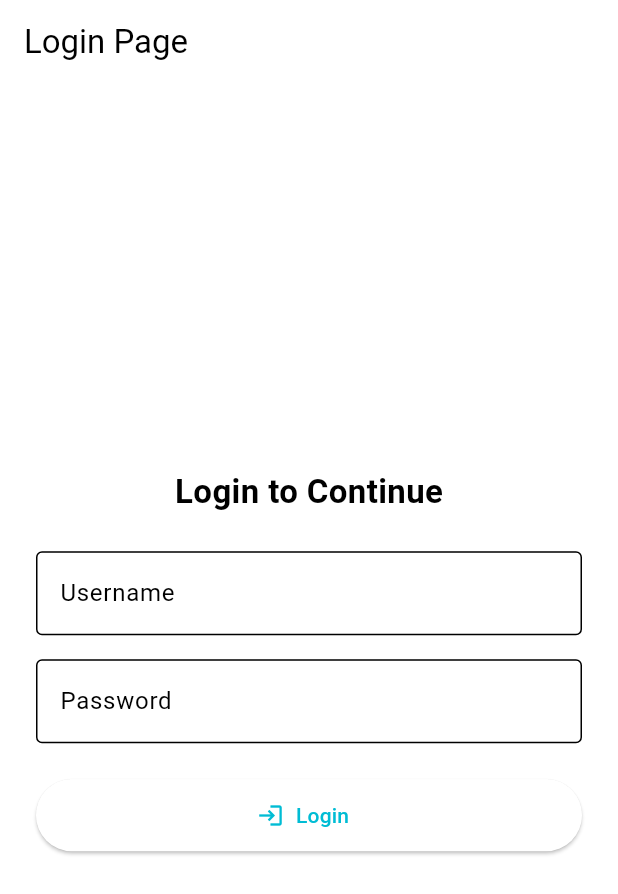
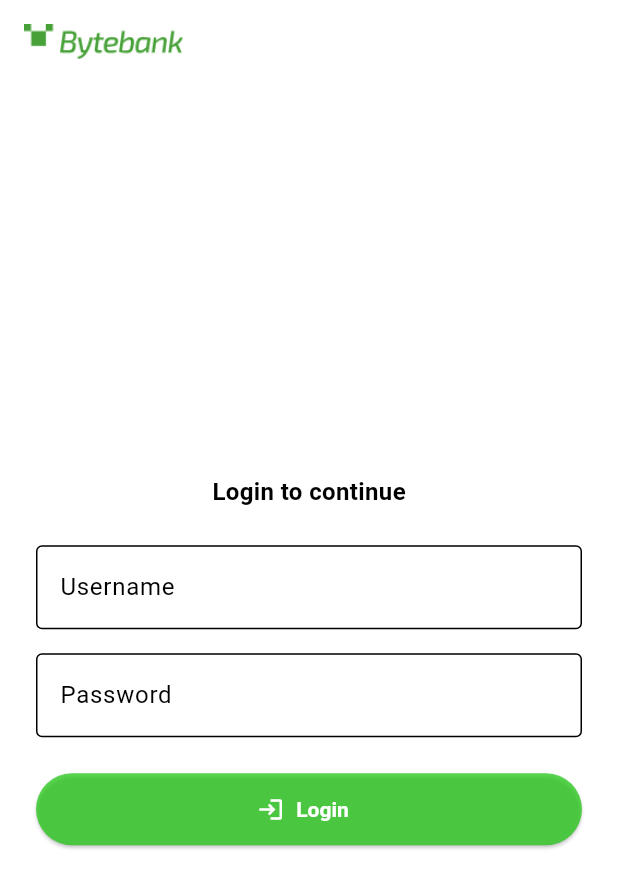
Before and after one commit to 4FRNT-Pos-Tech-Grupo-01/bytebank-app, a Flutter app: the screen it shows after launch, on a phone screen of 412 x 824 dp. Shown: the top 894 px of the screen. Run offline on Flutter 3.47's test engine with Material 3 defaults, Android fonts, the phone set to English and light mode, and no system bars; our stand-ins replace animated_splash_screen, lottie.

Commit message:
feat: Implements login page

```diff
--- a/lib/home.dart
+++ b/lib/home.dart
@@ -52,12 +52,16 @@ class _HomePageState extends State<MyHomePage> {
   @override
   Widget build(BuildContext context) {
     return Scaffold(
-      appBar: AppBar(
-        title: Text(_isLoggedIn ? 'Welcome Home' : 'Login Page'),
-      ),
-      body: Center(
-        child: _isLoggedIn ? _buildHomeView() : _buildLoginForm(),
-      ),
+      appBar: !_isLoggedIn
+          ? AppBar(
+              title: Image.asset('assets/images/logo.png', height: 24),
+            )
+          : null,
+      body: _isLoggedIn
+          ? _buildHomeView()
+          : Center(
+              child: _buildLoginForm(),
+            ),
     );
   }
 
@@ -69,8 +73,8 @@ class _HomePageState extends State<MyHomePage> {
         mainAxisAlignment: MainAxisAlignment.center,
         children: [
           const Text(
-            'Login to Continue',
-            style: TextStyle(fontSize: 22, fontWeight: FontWeight.bold),
+            'Login to continue',
+            style: TextStyle(fontSize: 16, fontWeight: FontWeight.bold),
           ),
           const SizedBox(height: 24),
           TextField(
@@ -78,7 +82,15 @@ class _HomePageState extends State<MyHomePage> {
             decoration: const InputDecoration(
               labelText: 'Username',
               border: OutlineInputBorder(),
+              focusedBorder: OutlineInputBorder(
+                borderSide: BorderSide(color: Color.fromARGB(195, 41, 202, 27)),
+              ),
+              floatingLabelStyle: TextStyle(
+                color: Color.fromARGB(195, 41, 202, 27),
+                fontWeight: FontWeight.w600,
+              ),
             ),
+            cursorColor: Color.fromARGB(195, 41, 202, 27)
           ),
           const SizedBox(height: 16),
           TextField(
@@ -86,16 +98,31 @@ class _HomePageState extends State<MyHomePage> {
             decoration: const InputDecoration(
               labelText: 'Password',
               border: OutlineInputBorder(),
+              focusedBorder: OutlineInputBorder(
+                borderSide: BorderSide(color: Color.fromARGB(195, 41, 202, 27)),
+              ),
+              floatingLabelStyle: TextStyle(
+                color: Color.fromARGB(195, 41, 202, 27),
+              ),
             ),
             obscureText: true,
+            cursorColor: Color.fromARGB(195, 41, 202, 27)
           ),
           const SizedBox(height: 24),
           ElevatedButton.icon(
             onPressed: _login,
             icon: const Icon(Icons.login),
-            label: const Text('Login'),
+            label: Text('Login'),
             style: ElevatedButton.styleFrom(
               minimumSize: const Size(double.infinity, 48),
+              backgroundColor: Color.fromARGB(195, 41, 202, 27),
+              foregroundColor: Colors.white,
+              iconColor: Color.fromARGB(255, 255, 255, 255),
+              textStyle: const TextStyle(
+                color:  Color.fromARGB(255, 255, 255, 255),
+                fontSize: 14,
+                fontWeight: FontWeight.bold,
+              )
             ),
           ),
         ],
```
